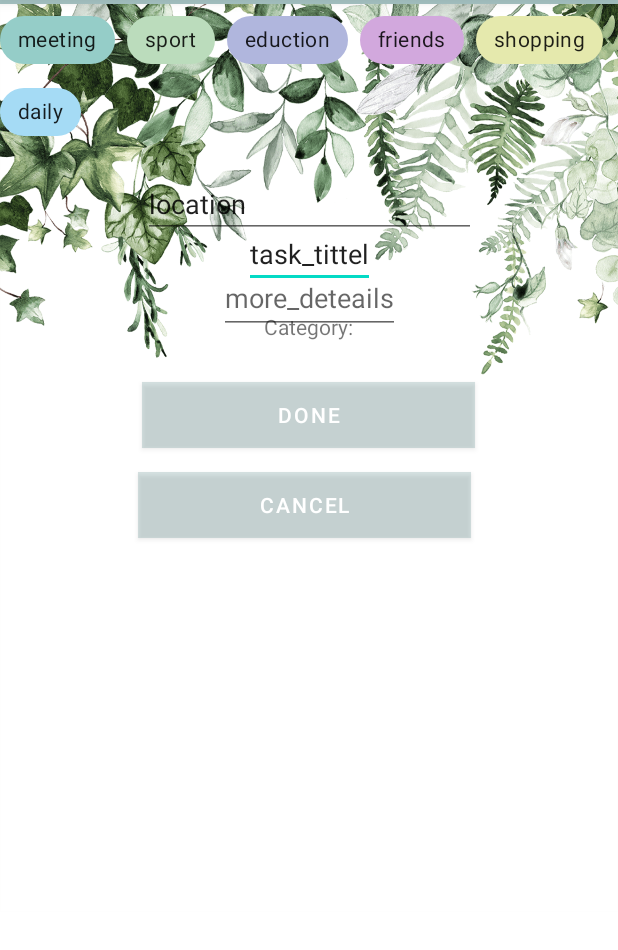
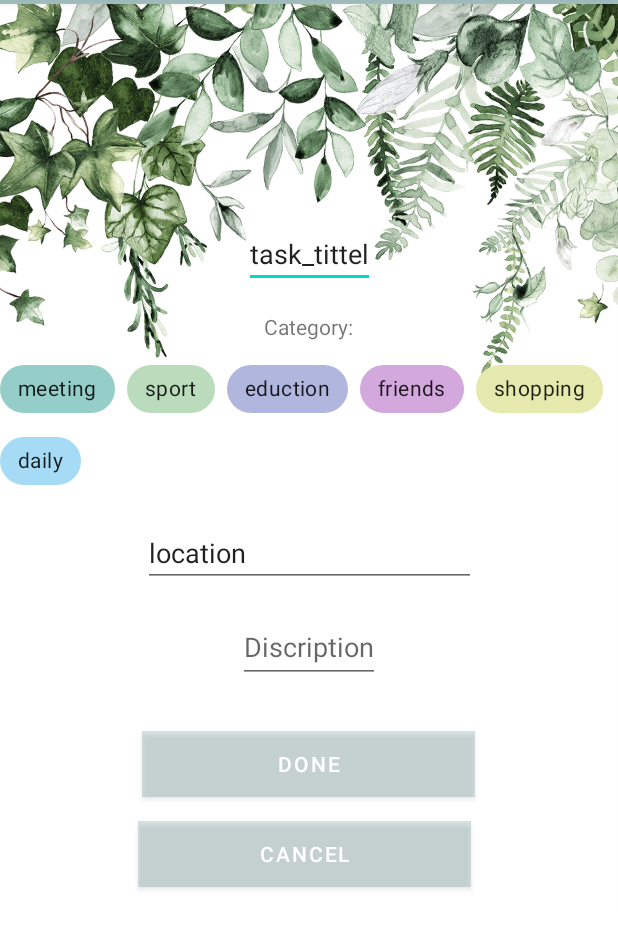
Before and after one commit to hayasaudd/To_Do_List_App, an Android app: the fragment Edit_Task shown on its own in the app's theme, on a phone screen of 412 x 824 dp, the part 80-1030 px from its top. Run offline under Robolectric (Android 15) with nearby library versions, the phone set to English and light mode, and no system bars; our stand-ins replace data binding.

Commit message:
To Do List simple App

```diff
--- a/app/src/main/res/layout/fragment_edit_task.xml
+++ b/app/src/main/res/layout/fragment_edit_task.xml
@@ -48,54 +48,55 @@
                 android:id="@+id/TypeOfTaskEdit"
                 android:layout_width="match_parent"
                 android:layout_height="wrap_content"
+                android:layout_marginTop="8dp"
                 app:layout_constraintStart_toStartOf="parent"
-                tools:layout_editor_absoluteY="245dp">
+                app:layout_constraintTop_toBottomOf="@+id/categoryDISCRIPTIONEdit">
 
                 <com.google.android.material.chip.Chip
                     android:id="@+id/meetingEdit"
+                    style="@style/Widget.MaterialComponents.Chip.Filter"
                     android:layout_width="wrap_content"
                     android:layout_height="wrap_content"
-                    style="@style/Widget.MaterialComponents.Chip.Filter"
                     android:text="@string/meeting"
                     app:chipBackgroundColor="#6A00897B" />
 
                 <com.google.android.material.chip.Chip
                     android:id="@+id/SportEdit"
+                    style="@style/Widget.MaterialComponents.Chip.Filter"
                     android:layout_width="wrap_content"
                     android:layout_height="wrap_content"
-                    style="@style/Widget.MaterialComponents.Chip.Filter"
                     android:text="@string/sport"
                     app:chipBackgroundColor="#5C43A047" />
 
                 <com.google.android.material.chip.Chip
                     android:id="@+id/EductionEdit"
+                    style="@style/Widget.MaterialComponents.Chip.Filter"
                     android:layout_width="wrap_content"
                     android:layout_height="wrap_content"
-                    style="@style/Widget.MaterialComponents.Chip.Filter"
                     android:text="@string/eduction"
                     app:chipBackgroundColor="#653949AB" />
 
                 <com.google.android.material.chip.Chip
                     android:id="@+id/FriendsEdit"
+                    style="@style/Widget.MaterialComponents.Chip.Filter"
                     android:layout_width="wrap_content"
                     android:layout_height="wrap_content"
-                    style="@style/Widget.MaterialComponents.Chip.Filter"
                     android:text="@string/friends"
                     app:chipBackgroundColor="#658E24AA" />
 
                 <com.google.android.material.chip.Chip
                     android:id="@+id/ShoppingEdit"
+                    style="@style/Widget.MaterialComponents.Chip.Filter"
                     android:layout_width="wrap_content"
                     android:layout_height="wrap_content"
-                    style="@style/Widget.MaterialComponents.Chip.Filter"
                     android:text="@string/shopping"
                     app:chipBackgroundColor="#66C0CA33" />
 
                 <com.google.android.material.chip.Chip
                     android:id="@+id/DailyEdit"
+                    style="@style/Widget.MaterialComponents.Chip.Filter"
                     android:layout_width="wrap_content"
                     android:layout_height="wrap_content"
-                    style="@style/Widget.MaterialComponents.Chip.Filter"
                     android:text="@string/daily"
                     app:chipBackgroundColor="#5B039BE5" />
             </com.google.android.material.chip.ChipGroup>
@@ -116,7 +117,7 @@
                 android:layout_width="wrap_content"
                 android:layout_height="wrap_content"
                 android:layout_marginTop="16dp"
-                android:hint="@string/more_deteails"
+                android:hint="@string/description"
                 android:minHeight="48dp"
                 app:layout_constraintEnd_toEndOf="parent"
                 app:layout_constraintStart_toStartOf="parent"
--- a/app/src/main/res/values/strings.xml
+++ b/app/src/main/res/values/strings.xml
@@ -27,4 +27,5 @@
     <string name="edit">edit</string>
     <string name="discribtion">discribtion</string>
     <string name="time">Time</string>
+    <string name="description">Discription</string>
 </resources>
```
